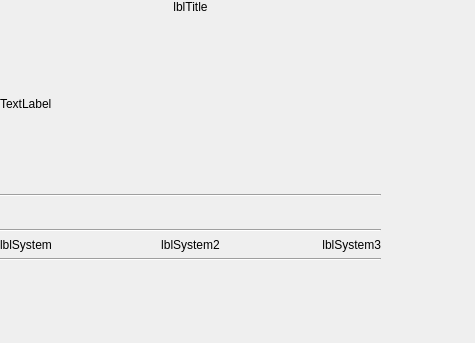
gcode-mirror/openphysic, file cpp/divers/browser/browser_img_v0.0.1/browser/slidewidget.ui: the form before one commit.
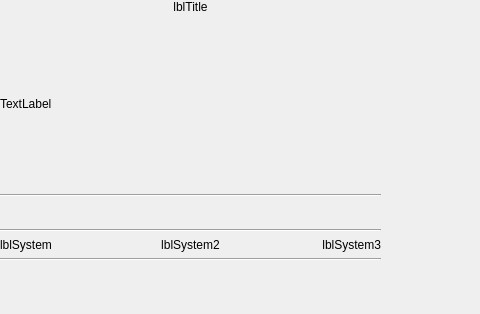
The form after the commit. Custom widgets are drawn as their Qt base class.

```diff
--- a/cpp/divers/browser/browser_img_v0.0.1/browser/slidewidget.ui
+++ b/cpp/divers/browser/browser_img_v0.0.1/browser/slidewidget.ui
@@ -6,8 +6,8 @@
    <rect>
     <x>0</x>
     <y>0</y>
-    <width>475</width>
-    <height>343</height>
+    <width>480</width>
+    <height>314</height>
    </rect>
   </property>
   <property name="windowTitle">
```
